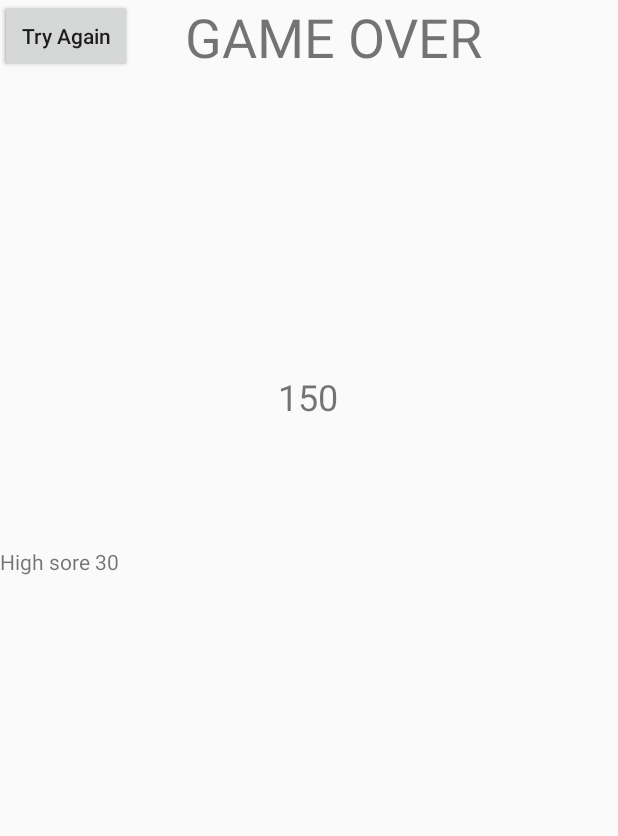
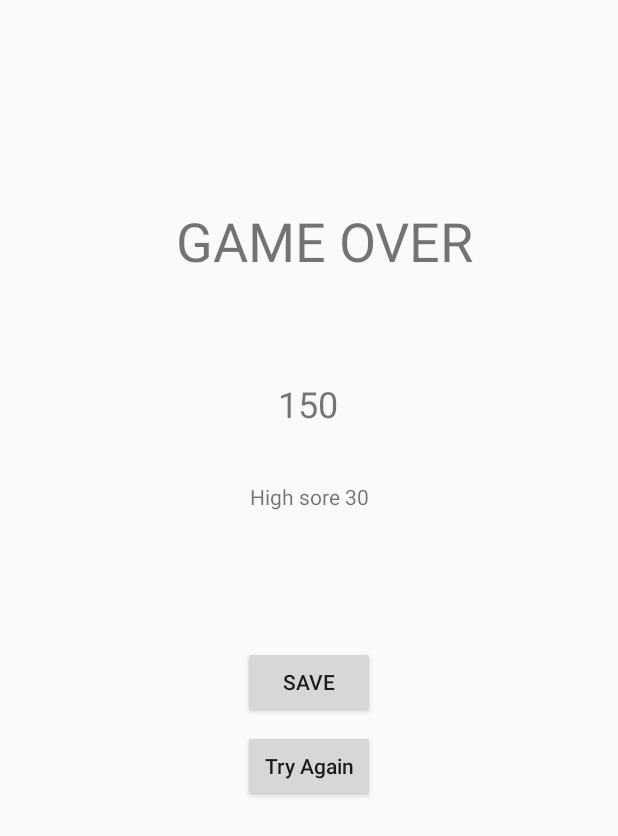
Before and after one commit to linyuqing97/CS441-GameProject, an Android app: the Result screen opened directly, with no data from a screen before it, on a phone screen of 412 x 824 dp. Shown: the top 836 px of the screen. Run offline under Robolectric (Android 15) with nearby library versions, the phone set to English and light mode, and no system bars; network calls fail.

Commit message:
fixed result screen, connect intents

```diff
--- a/app/src/main/java/com/example/myfungame/GameView.java
+++ b/app/src/main/java/com/example/myfungame/GameView.java
@@ -15,7 +15,7 @@ public class GameView extends View {
     private Bitmap ps;
     private boolean touchFlag = false;
 
-    private int score;
+    public int score;
 
     //canvas
     private  int canvasWidth;
--- a/app/src/main/java/com/example/myfungame/LeaderBoard.java
+++ b/app/src/main/java/com/example/myfungame/LeaderBoard.java
@@ -82,7 +82,8 @@ public class LeaderBoard extends AppCompatActivity implements NetResponse  {
                 }
 
 
-                netTask = new NetTask(request
+                netTask = new NetTask("http://cs.binghamton.edu/~pmadden/courses/441score/getscores.php"
+
 , request, handle);
 
                 netTask.execute((Void) null);
@@ -101,11 +102,12 @@ public class LeaderBoard extends AppCompatActivity implements NetResponse  {
         if (getIntent().hasExtra("userName")) {
             System.out.println("new user"+ userRank.size());
             String userName = getIntent().getExtras().getString("userName");
+            int score = Integer.parseInt(getIntent().getExtras().getString("score"));
 
 
             //Creating some UserInfos for test
             for(int i = 0;i<20;i++) {
-                UserInfo info = new UserInfo(userName+i, "Apple go"+i, (0+i)%5);
+                UserInfo info = new UserInfo(userName+i, "Apple go", score);
                 userRank = showTopScore(info);
                 myAdapter.notifyDataSetChanged();
             }
--- a/app/src/main/java/com/example/myfungame/Result.java
+++ b/app/src/main/java/com/example/myfungame/Result.java
@@ -2,7 +2,9 @@ package com.example.myfungame;
 
 import androidx.appcompat.app.AppCompatActivity;
 
+import android.content.Intent;
 import android.os.Bundle;
+import android.view.View;
 import android.widget.Button;
 import android.widget.TextView;
 
@@ -12,12 +14,38 @@ public class Result extends AppCompatActivity {
     protected void onCreate(Bundle savedInstanceState) {
         super.onCreate(savedInstanceState);
         setContentView(R.layout.activity_result);
+        String userName;
+        String score;
 
 
         TextView scoreLabel = findViewById(R.id.scoreLabel);
         TextView highScore = findViewById(R.id.highScore);
         Button tryAgainButton = findViewById(R.id.tryAgain);
         Button saveScore = findViewById(R.id.saveButton);
+        Intent saveIntent = new Intent(getApplicationContext(),LeaderBoard.class);
+        if (getIntent().hasExtra("userName")) {
+            userName = getIntent().getExtras().getString("userName");
+
+            saveIntent.putExtra("name",userName);
+
+
+        }
+        if (getIntent().hasExtra("score")) {
+            score  = getIntent().getExtras().getString("score");
+
+            scoreLabel.setText(score);
+            saveIntent.putExtra("score",score);
+
+
+        }
+
+        saveScore.setOnClickListener(new View.OnClickListener() {
+            @Override
+            public void onClick(View view) {
+                Intent saveIntent = new Intent(getApplicationContext(),LeaderBoard.class);
+                startActivity(saveIntent);
+            }
+        });
 
     }
 }
--- a/app/src/main/res/layout/activity_result.xml
+++ b/app/src/main/res/layout/activity_result.xml
@@ -12,16 +12,17 @@
         android:layout_height="wrap_content"
         android:layout_marginStart="8dp"
         android:layout_marginLeft="8dp"
+        android:layout_marginTop="136dp"
         android:layout_marginEnd="8dp"
         android:layout_marginRight="8dp"
         android:text="Game Over"
+        android:textAlignment="center"
         android:textAllCaps="true"
-        android:textAlignment="center"
         android:textSize="36sp"
         app:layout_constraintEnd_toEndOf="parent"
-        app:layout_constraintHorizontal_bias="0.58"
+        app:layout_constraintHorizontal_bias="0.551"
         app:layout_constraintStart_toStartOf="parent"
-        tools:layout_editor_absoluteY="142dp" />
+        app:layout_constraintTop_toTopOf="parent" />
 
     <TextView
         android:id="@+id/scoreLabel"
@@ -29,7 +30,7 @@
         android:layout_height="wrap_content"
         android:layout_marginStart="8dp"
         android:layout_marginLeft="8dp"
-        android:layout_marginTop="248dp"
+        android:layout_marginTop="68dp"
         android:layout_marginEnd="8dp"
         android:layout_marginRight="8dp"
         android:text="150"
@@ -37,34 +38,51 @@
         app:layout_constraintEnd_toEndOf="parent"
         app:layout_constraintHorizontal_bias="0.498"
         app:layout_constraintStart_toStartOf="parent"
-        app:layout_constraintTop_toTopOf="parent" />
+        app:layout_constraintTop_toBottomOf="@+id/gameOver" />
 
     <TextView
         android:id="@+id/highScore"
         android:layout_width="wrap_content"
-        android:layout_height="28dp"
-        android:layout_marginTop="84dp"
+        android:layout_height="45dp"
+        android:layout_marginStart="8dp"
+
+        android:layout_marginLeft="8dp"
+        android:layout_marginTop="36dp"
+        android:layout_marginEnd="8dp"
+        android:layout_marginRight="8dp"
         android:text="High sore 30"
-
-        app:layout_constraintTop_toBottomOf="@+id/scoreLabel"
-        tools:layout_editor_absoluteX="165dp" />
+        app:layout_constraintEnd_toEndOf="parent"
+        app:layout_constraintStart_toStartOf="parent"
+        app:layout_constraintTop_toBottomOf="@+id/scoreLabel" />
 
     <Button
         android:id="@+id/saveButton"
         android:layout_width="wrap_content"
         android:layout_height="wrap_content"
+        android:layout_marginStart="8dp"
+
+        android:layout_marginLeft="8dp"
+        android:layout_marginTop="64dp"
+        android:layout_marginEnd="8dp"
+        android:layout_marginRight="8dp"
         android:text="Save"
-
-        tools:layout_editor_absoluteX="161dp"
-        tools:layout_editor_absoluteY="455dp" />
+        app:layout_constraintEnd_toEndOf="parent"
+        app:layout_constraintStart_toStartOf="parent"
+        app:layout_constraintTop_toBottomOf="@+id/highScore" />
 
     <Button
         android:id="@+id/tryAgain"
         android:layout_width="wrap_content"
         android:layout_height="wrap_content"
+        android:layout_marginStart="8dp"
+        android:layout_marginLeft="8dp"
+
+        android:layout_marginTop="8dp"
+        android:layout_marginEnd="8dp"
+        android:layout_marginRight="8dp"
         android:text="Try Again"
         android:textAllCaps="false"
-
-        tools:layout_editor_absoluteX="161dp"
-        tools:layout_editor_absoluteY="530dp"></Button>
+        app:layout_constraintEnd_toEndOf="parent"
+        app:layout_constraintStart_toStartOf="parent"
+        app:layout_constraintTop_toBottomOf="@+id/saveButton"></Button>
 </androidx.constraintlayout.widget.ConstraintLayout>
```
Also changed, not shown: app/src/main/java/com/example/myfungame/Game.java (+8 -2 lines).
